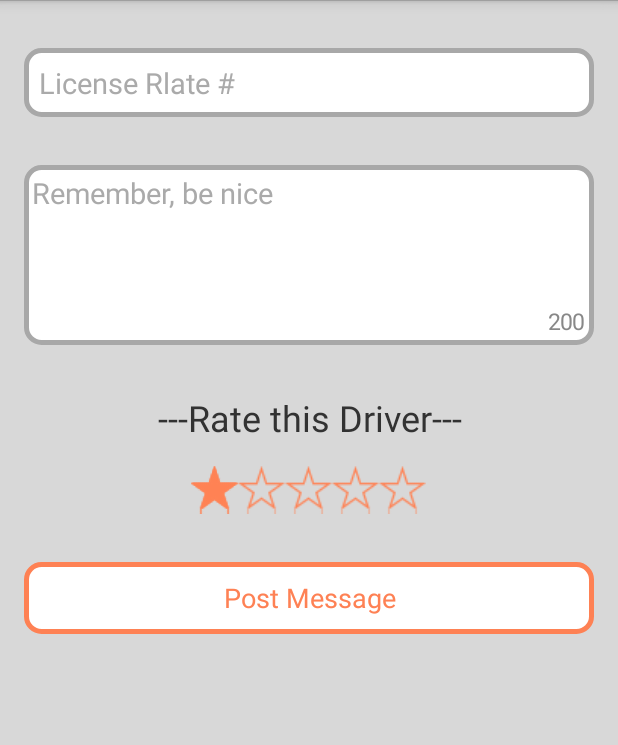
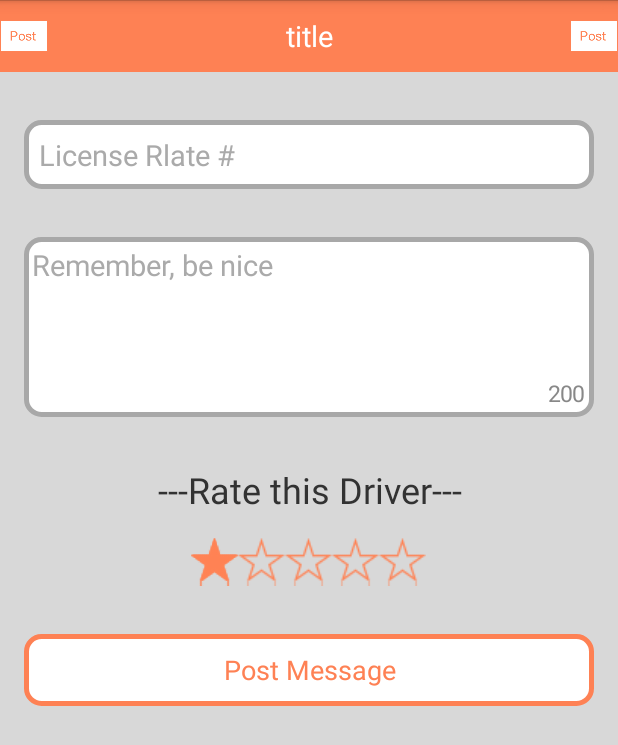
Before and after one commit to nazarcybulskij/Blink, an Android app: the fragment NewMessageFragment placed in its activity, after a tap on "OK", on a phone screen of 412 x 824 dp. Shown: the top 745 px of the screen. Run offline under Robolectric (Android 15) with nearby library versions, the phone set to English and light mode, and no system bars; our stand-ins replace ButterKnife; 4 statements that could not run were skipped.

```diff
--- a/app/src/main/res/layout/fragment_new_message.xml
+++ b/app/src/main/res/layout/fragment_new_message.xml
@@ -3,6 +3,12 @@
     android:orientation="vertical" android:layout_width="match_parent"
     android:layout_height="match_parent"
     android:background="@color/gray">
+
+    <include layout="@layout/toolbar_add_message">
+
+    </include>
+
+
 
     <EditText
         android:id="@+id/plate"
--- /dev/null
+++ b/app/src/main/res/layout/toolbar_add_message.xml
@@ -0,0 +1,46 @@
+<LinearLayout xmlns:android="http://schemas.android.com/apk/res/android"
+    xmlns:segmentedgroup="http://schemas.android.com/apk/res-auto"
+    android:id="@+id/segment"
+    android:orientation="horizontal"
+    android:layout_width="match_parent"
+    android:layout_height="48dp"
+    android:background="@color/orange">
+
+
+
+    <ImageView
+        android:id="@+id/left_icon"
+        android:layout_centerVertical="true"
+        android:layout_toLeftOf="@+id/segmented"
+        android:layout_alignParentLeft="true"
+        android:layout_gravity="center"
+        android:layout_width="32dp"
+        android:layout_height="32dp"
+        android:src="@drawable/post3x"/>
+
+
+    <TextView
+        android:id="@+id/title"
+        android:layout_gravity="center"
+        android:layout_width="wrap_content"
+        android:layout_height="wrap_content"
+        android:textColor="@android:color/white"
+        android:textSize="19sp"
+        android:text="title"
+        android:layout_weight="2"
+        android:gravity="center" />
+
+
+    <ImageView
+        android:id="@+id/rigth_icon"
+        android:layout_gravity="center"
+        android:layout_centerVertical="true"
+        android:layout_toRightOf="@+id/segmented"
+        android:layout_width="32dp"
+        android:layout_height="32dp"
+        android:src="@drawable/post3x"/>
+
+
+
+
+</LinearLayout>
```
Also changed, not shown: app/src/main/java/nazar/cybulskij/blinkr/fragment/MessagesListFragment.java (+18 -0 lines), app/src/main/res/layout/toolbar_messages_fagment.xml (+6 -10 lines), app/src/main/res/layout/toolbar_settings.xml (+9 -11 lines).
